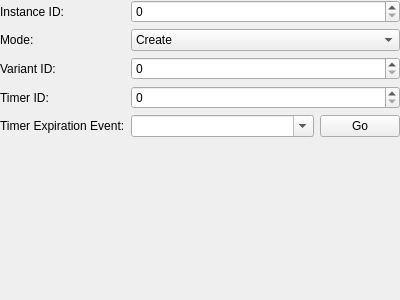
Qt form tools/cathedral/ui/ActionZoneInstance.ui (comphack/comp_hack) before a commit.
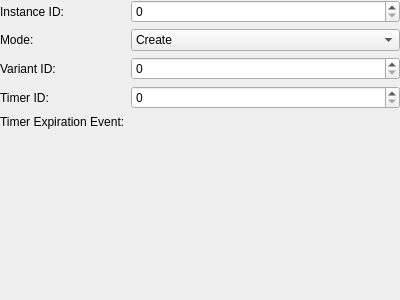
The same form after that commit. Custom widgets are drawn as their Qt base class.

Commit message: Adding EventRef control

```diff
--- a/tools/cathedral/ui/ActionZoneInstance.ui
+++ b/tools/cathedral/ui/ActionZoneInstance.ui
@@ -124,33 +124,20 @@
       </widget>
      </item>
      <item row="4" column="1">
-      <layout class="QHBoxLayout" name="layoutTimerExpirationEvent">
-       <item>
-        <widget class="QComboBox" name="timerExpirationEvent">
-         <property name="sizePolicy">
-          <sizepolicy hsizetype="Expanding" vsizetype="Fixed">
-           <horstretch>0</horstretch>
-           <verstretch>0</verstretch>
-          </sizepolicy>
-         </property>
-         <property name="editable">
-          <bool>true</bool>
-         </property>
-        </widget>
-       </item>
-       <item>
-        <widget class="QPushButton" name="timerExpirationEventGo">
-         <property name="text">
-          <string>Go</string>
-         </property>
-        </widget>
-       </item>
-      </layout>
+      <widget class="EventRef" name="timerExpirationEvent" native="true"/>
      </item>
     </layout>
    </item>
   </layout>
  </widget>
+ <customwidgets>
+  <customwidget>
+   <class>EventRef</class>
+   <extends>QWidget</extends>
+   <header>EventRef.h</header>
+   <container>1</container>
+  </customwidget>
+ </customwidgets>
  <resources/>
  <connections/>
 </ui>
```
The commit also changes 14 other files.
